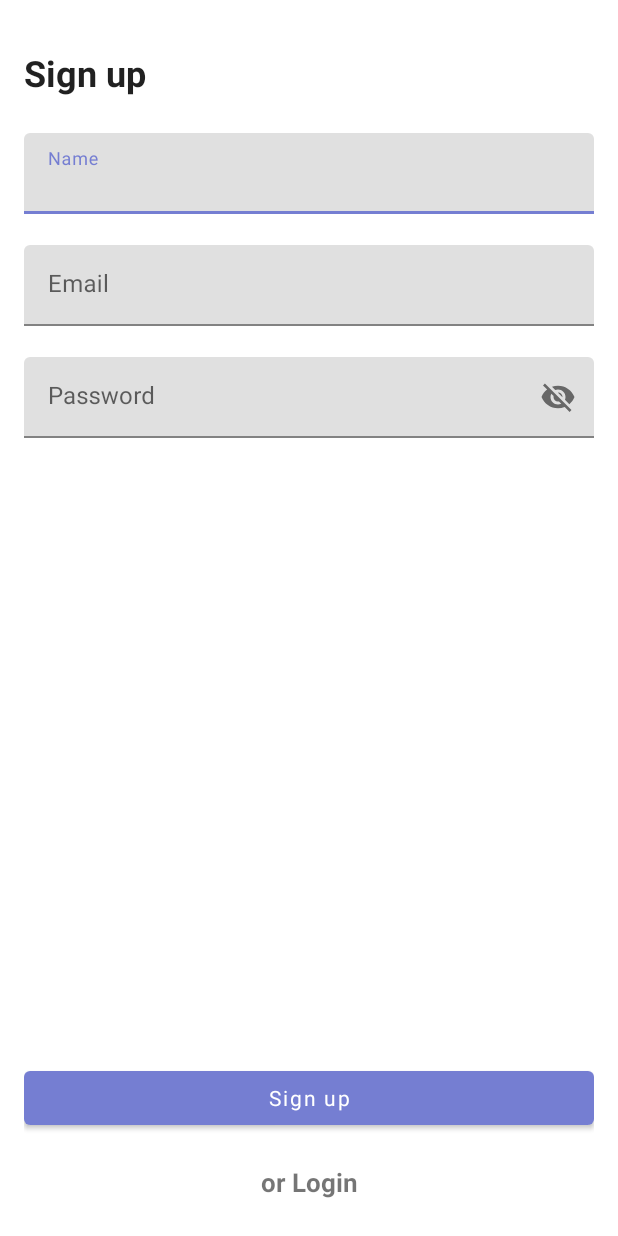
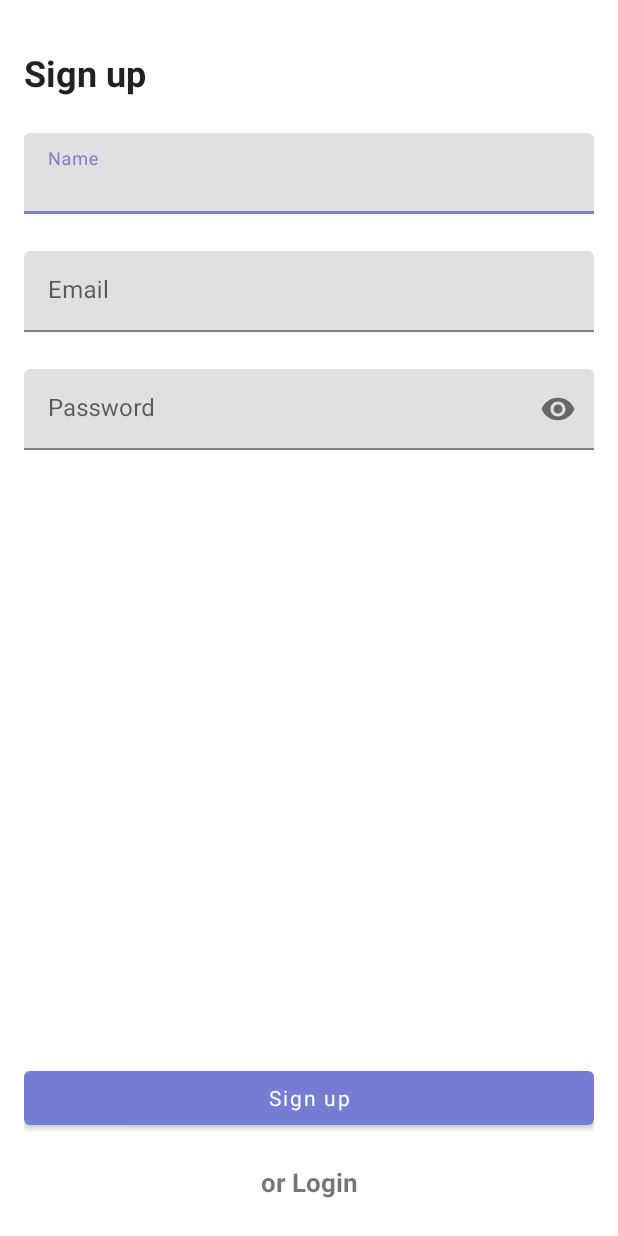
Before and after one commit to ChibuFirst/DroidHub, an Android app: the screen it shows after launch (MainActivity), on a phone screen of 412 x 824 dp. Run offline under Robolectric (Android 15) with nearby library versions, the phone set to English and light mode, and no system bars; our stand-ins replace Firebase (no records; nobody signed in at launch, a user with empty details on screens opened directly).

Commit message:
feat: implemented user sign up

```diff
--- a/app/build.gradle
+++ b/app/build.gradle
@@ -45,7 +45,6 @@ dependencies {
     implementation 'com.google.android.material:material:1.2.1'
     implementation 'androidx.constraintlayout:constraintlayout:2.0.4'
     implementation 'androidx.legacy:legacy-support-v4:1.0.0'
-    implementation 'com.google.firebase:firebase-auth:20.0.1'
     testImplementation 'junit:junit:4.13.1'
     androidTestImplementation 'androidx.test.ext:junit:1.1.2'
     androidTestImplementation 'androidx.test.espresso:espresso-core:3.3.0'
@@ -53,4 +52,8 @@ dependencies {
     // Navigation Components
     implementation "androidx.navigation:navigation-fragment-ktx:$nav_version"
     implementation "androidx.navigation:navigation-ui-ktx:$nav_version"
+
+    // Firebase
+    implementation platform('com.google.firebase:firebase-bom:26.2.0')
+    implementation 'com.google.firebase:firebase-auth'
 }
--- a/app/src/main/res/layout/fragment_sign_up.xml
+++ b/app/src/main/res/layout/fragment_sign_up.xml
@@ -31,6 +31,7 @@
         app:layout_constraintTop_toBottomOf="@id/text_view">
 
         <com.google.android.material.textfield.TextInputEditText
+            android:id="@+id/edit_name"
             android:layout_width="match_parent"
             android:layout_height="match_parent"
             android:inputType="textPersonName" />
@@ -42,6 +43,7 @@
         style="@style/Widget.MaterialComponents.TextInputLayout.FilledBox.Dense"
         android:layout_width="0dp"
         android:layout_height="wrap_content"
+        android:layout_marginTop="4dp"
         android:hint="@string/email"
         app:errorEnabled="true"
         app:layout_constraintEnd_toEndOf="@id/name_layout"
@@ -49,6 +51,7 @@
         app:layout_constraintTop_toBottomOf="@id/name_layout">
 
         <com.google.android.material.textfield.TextInputEditText
+            android:id="@+id/edit_email"
             android:layout_width="match_parent"
             android:layout_height="wrap_content"
             android:inputType="textEmailAddress" />
@@ -60,6 +63,7 @@
         style="@style/Widget.MaterialComponents.TextInputLayout.FilledBox.Dense"
         android:layout_width="0dp"
         android:layout_height="wrap_content"
+        android:layout_marginTop="4dp"
         android:hint="@string/password"
         app:endIconMode="password_toggle"
         app:errorEnabled="true"
@@ -68,9 +72,10 @@
         app:layout_constraintTop_toBottomOf="@id/email_layout">
 
         <com.google.android.material.textfield.TextInputEditText
+            android:id="@+id/edit_password"
             android:layout_width="match_parent"
             android:layout_height="wrap_content"
-            android:inputType="textEmailAddress" />
+            android:inputType="textPassword" />
 
     </com.google.android.material.textfield.TextInputLayout>
 
@@ -99,11 +104,11 @@
         android:id="@+id/text_login"
         android:layout_width="wrap_content"
         android:layout_height="wrap_content"
+        android:background="?attr/selectableItemBackground"
+        android:padding="8dp"
         android:text="@string/or_login"
         android:textSize="17sp"
         android:textStyle="bold"
-        android:padding="8dp"
-        android:background="?attr/selectableItemBackground"
         app:layout_constraintBottom_toBottomOf="parent"
         app:layout_constraintEnd_toEndOf="parent"
         app:layout_constraintStart_toStartOf="parent" />
--- a/app/src/main/res/navigation/app_navigation.xml
+++ b/app/src/main/res/navigation/app_navigation.xml
@@ -12,10 +12,12 @@
         tools:layout="@layout/fragment_sign_up">
         <action
             android:id="@+id/action_signUpFragment_to_loginFragment"
-            app:destination="@id/loginFragment" />
+            app:destination="@id/loginFragment"
+            app:popUpTo="@id/nav_graph" />
         <action
             android:id="@+id/action_signUpFragment_to_filesFragment"
-            app:destination="@id/filesFragment" />
+            app:destination="@id/filesFragment"
+            app:popUpTo="@id/nav_graph" />
     </fragment>
     <fragment
         android:id="@+id/loginFragment"
--- a/app/src/main/res/values/strings.xml
+++ b/app/src/main/res/values/strings.xml
@@ -14,4 +14,7 @@
     <string name="file_name_goes_here">File name goes here</string>
     <string name="choose_file">Choose file</string>
     <string name="upload_file">Upload file</string>
+    <string name="field_required">Field required.</string>
+    <string name="invalid_email">Invalid Email.</string>
+    <string name="password_length_error">Password should be at least 6 characters.</string>
 </resources>
```
Also changed, not shown: app/src/main/java/com/example/droidhub/SignUpFragment.kt (+119 -5 lines), app/src/main/java/com/example/droidhub/util/InputsValidation.kt (added, +22 -0 lines).
